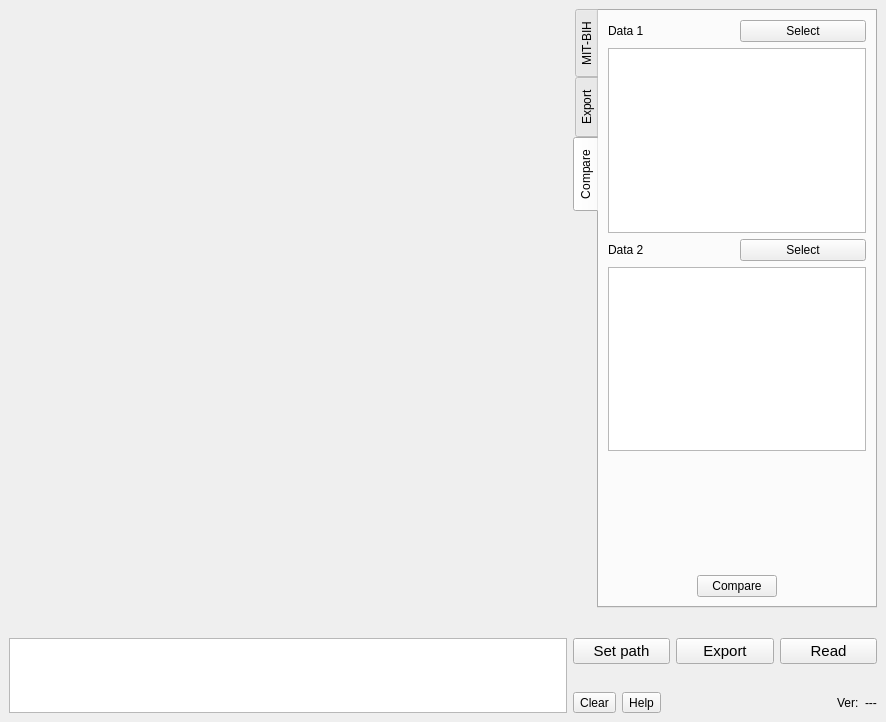
erfanmohammadzadeh/QCardio, file src/Views/mainwindow.ui: the form before one commit.
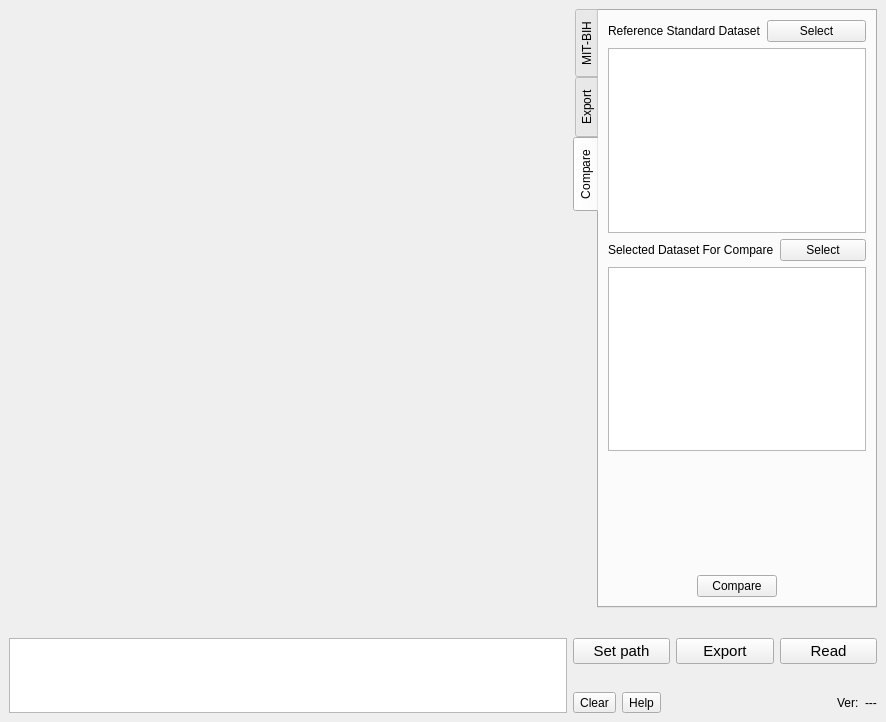
The form after the commit. The open tabs and pages were chosen to show the change.

Patch:
```diff
--- a/src/Views/mainwindow.ui
+++ b/src/Views/mainwindow.ui
@@ -596,13 +596,6 @@
           </item>
           <item row="2" column="0" colspan="3">
            <layout class="QGridLayout" name="gridLayout_9">
-            <item row="0" column="0">
-             <widget class="QLabel" name="labelData2">
-              <property name="text">
-               <string>Data 2</string>
-              </property>
-             </widget>
-            </item>
             <item row="0" column="1">
              <widget class="QPushButton" name="pushButtonData2">
               <property name="text">
@@ -610,6 +603,13 @@
               </property>
              </widget>
             </item>
+            <item row="0" column="0">
+             <widget class="QLabel" name="labelData2">
+              <property name="text">
+               <string>Selected Dataset For Compare</string>
+              </property>
+             </widget>
+            </item>
             <item row="1" column="0" colspan="2">
              <widget class="QListWidget" name="listWidgetDir2"/>
             </item>
@@ -620,7 +620,7 @@
             <item row="0" column="0">
              <widget class="QLabel" name="labelData1">
               <property name="text">
-               <string>Data 1</string>
+               <string>Reference Standard Dataset</string>
               </property>
              </widget>
             </item>
```
Left out of the diff: 2 changed lines with no effect on the pictures.
